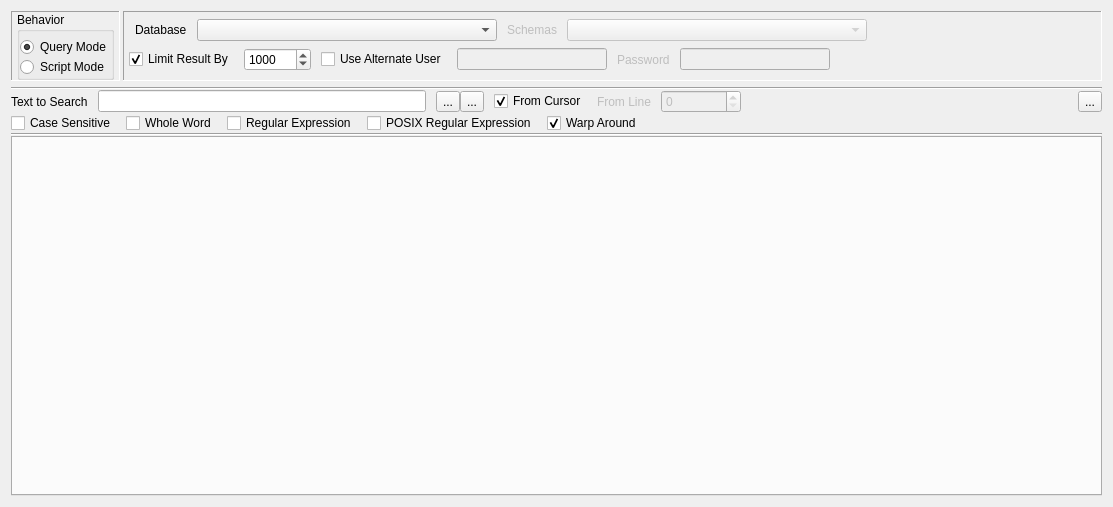
Qt form GUI/pgdbatool/sqltool.ui (marcotcal/PG-DBA-Tools) before a commit.
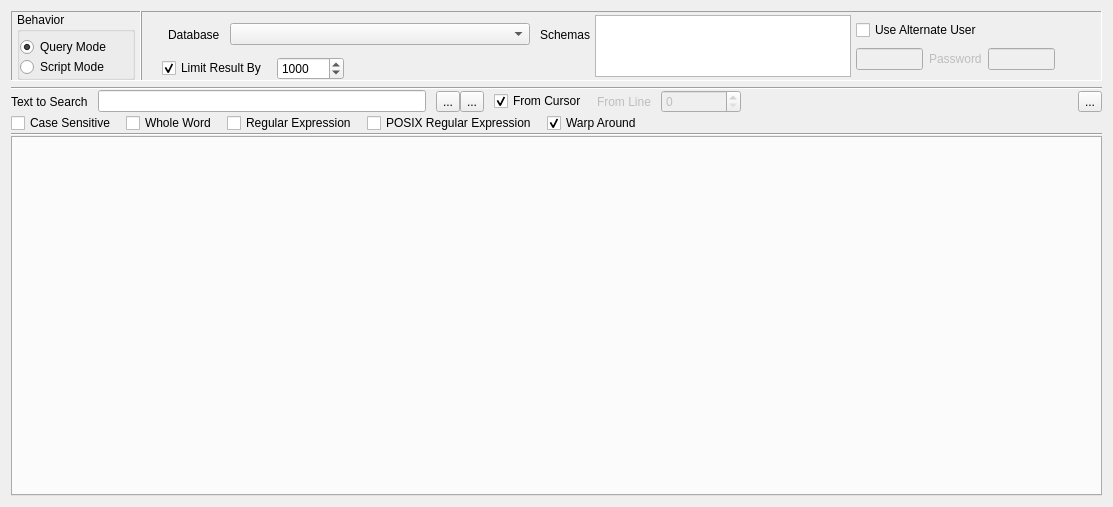
The same form after that commit. Icons and pictures are not drawn.

Commit message: Schemas on SqlTools

```diff
--- a/GUI/pgdbatool/sqltool.ui
+++ b/GUI/pgdbatool/sqltool.ui
@@ -34,9 +34,9 @@
      <property name="frameShadow">
       <enum>QFrame::Raised</enum>
      </property>
-     <layout class="QHBoxLayout" name="horizontalLayout" stretch="0,1">
+     <layout class="QHBoxLayout" name="horizontalLayout_7">
       <property name="spacing">
-       <number>3</number>
+       <number>0</number>
       </property>
       <property name="leftMargin">
        <number>0</number>
@@ -52,9 +52,15 @@
       </property>
       <item>
        <widget class="QFrame" name="frame_2">
+        <property name="sizePolicy">
+         <sizepolicy hsizetype="Preferred" vsizetype="Preferred">
+          <horstretch>0</horstretch>
+          <verstretch>0</verstretch>
+         </sizepolicy>
+        </property>
         <property name="minimumSize">
          <size>
-          <width>20</width>
+          <width>130</width>
           <height>0</height>
          </size>
         </property>
@@ -135,30 +141,44 @@
         <property name="frameShadow">
          <enum>QFrame::Sunken</enum>
         </property>
+        <layout class="QHBoxLayout" name="horizontalLayout" stretch="0,0,1">
+         <property name="spacing">
+          <number>0</number>
+         </property>
+         <property name="leftMargin">
+          <number>0</number>
+         </property>
+         <property name="topMargin">
+          <number>0</number>
+         </property>
+         <property name="rightMargin">
+          <number>0</number>
+         </property>
+         <property name="bottomMargin">
+          <number>0</number>
+         </property>
+         <item>
         <layout class="QVBoxLayout" name="verticalLayout_6">
          <property name="spacing">
           <number>0</number>
          </property>
          <property name="leftMargin">
-          <number>5</number>
-         </property>
-         <property name="topMargin">
-          <number>0</number>
+            <number>20</number>
          </property>
          <property name="rightMargin">
           <number>5</number>
          </property>
-         <property name="bottomMargin">
-          <number>0</number>
-         </property>
          <item>
-          <layout class="QHBoxLayout" name="horizontalLayout_6" stretch="0,0,0,0,1">
+            <layout class="QHBoxLayout" name="horizontalLayout_6" stretch="0,0,0">
            <property name="spacing">
             <number>10</number>
            </property>
            <property name="leftMargin">
             <number>6</number>
            </property>
+             <property name="topMargin">
+              <number>0</number>
+             </property>
            <item>
             <widget class="QLabel" name="label">
              <property name="text">
@@ -183,45 +203,19 @@
             </widget>
            </item>
            <item>
-            <widget class="QLabel" name="lb_schema">
-             <property name="enabled">
-              <bool>false</bool>
-             </property>
+              <widget class="QLabel" name="label_3">
              <property name="text">
               <string>Schemas</string>
              </property>
-            </widget>
-           </item>
-           <item>
-            <widget class="QComboBox" name="schema_list">
-             <property name="enabled">
-              <bool>false</bool>
-             </property>
-             <property name="minimumSize">
-              <size>
-               <width>300</width>
-               <height>0</height>
-              </size>
-             </property>
-            </widget>
-           </item>
-           <item>
-            <spacer name="horizontalSpacer">
-             <property name="orientation">
-              <enum>Qt::Horizontal</enum>
-             </property>
-             <property name="sizeHint" stdset="0">
-              <size>
-               <width>40</width>
-               <height>20</height>
-              </size>
-             </property>
-            </spacer>
-           </item>
+               <property name="alignment">
+                <set>Qt::AlignLeading|Qt::AlignLeft|Qt::AlignVCenter</set>
+               </property>
+              </widget>
+             </item>
           </layout>
          </item>
          <item>
-          <layout class="QHBoxLayout" name="horizontalLayout_5" stretch="0,0,0,0,0,0,0,1,0">
+            <layout class="QHBoxLayout" name="horizontalLayout_5" stretch="0,0,0">
            <property name="spacing">
             <number>10</number>
            </property>
@@ -261,6 +255,66 @@
             </widget>
            </item>
            <item>
+              <spacer name="horizontalSpacer_4">
+               <property name="orientation">
+                <enum>Qt::Horizontal</enum>
+               </property>
+               <property name="sizeHint" stdset="0">
+                <size>
+                 <width>40</width>
+                 <height>20</height>
+                </size>
+               </property>
+              </spacer>
+             </item>
+            </layout>
+           </item>
+          </layout>
+         </item>
+         <item>
+          <layout class="QVBoxLayout" name="verticalLayout_7">
+           <property name="spacing">
+            <number>0</number>
+           </property>
+           <property name="leftMargin">
+            <number>0</number>
+           </property>
+           <property name="topMargin">
+            <number>3</number>
+           </property>
+           <property name="rightMargin">
+            <number>5</number>
+           </property>
+           <property name="bottomMargin">
+            <number>3</number>
+           </property>
+           <item>
+            <widget class="QListWidget" name="schema_list">
+             <property name="sizePolicy">
+              <sizepolicy hsizetype="MinimumExpanding" vsizetype="Ignored">
+               <horstretch>0</horstretch>
+               <verstretch>0</verstretch>
+              </sizepolicy>
+             </property>
+             <property name="selectionMode">
+              <enum>QAbstractItemView::MultiSelection</enum>
+             </property>
+            </widget>
+           </item>
+          </layout>
+         </item>
+         <item>
+          <layout class="QVBoxLayout" name="verticalLayout_8">
+           <property name="spacing">
+            <number>0</number>
+           </property>
+           <property name="topMargin">
+            <number>0</number>
+           </property>
+           <property name="rightMargin">
+            <number>10</number>
+           </property>
+           <item>
             <widget class="QCheckBox" name="ck_use_alternate_user">
              <property name="text">
               <string>Use Alternate User</string>
@@ -268,6 +322,17 @@
             </widget>
            </item>
            <item>
+            <layout class="QHBoxLayout" name="horizontalLayout_4">
+             <property name="spacing">
+              <number>6</number>
+             </property>
+             <property name="leftMargin">
+              <number>0</number>
+             </property>
+             <property name="rightMargin">
+              <number>0</number>
+             </property>
+             <item>
             <widget class="QLineEdit" name="ed_user">
              <property name="enabled">
               <bool>false</bool>
@@ -310,7 +375,7 @@
             </widget>
            </item>
            <item>
-            <spacer name="horizontalSpacer_4">
+              <spacer name="horizontalSpacer">
              <property name="orientation">
               <enum>Qt::Horizontal</enum>
              </property>
@@ -322,25 +387,6 @@
              </property>
             </spacer>
            </item>
-           <item>
-            <widget class="QWidget" name="led_connected" native="true">
-             <property name="minimumSize">
-              <size>
-               <width>12</width>
-               <height>12</height>
-              </size>
-             </property>
-             <property name="maximumSize">
-              <size>
-               <width>12</width>
-               <height>12</height>
-              </size>
-             </property>
-             <property name="toolTipDuration">
-              <number>-9</number>
-             </property>
-            </widget>
-           </item>
            <item>
             <widget class="QWidget" name="led_transaction" native="true">
              <property name="minimumSize">
@@ -359,6 +405,27 @@
               <string notr="true"/>
              </property>
             </widget>
+             </item>
+             <item>
+              <widget class="QWidget" name="led_connected" native="true">
+               <property name="minimumSize">
+                <size>
+                 <width>12</width>
+                 <height>12</height>
+                </size>
+               </property>
+               <property name="maximumSize">
+                <size>
+                 <width>12</width>
+                 <height>12</height>
+                </size>
+               </property>
+               <property name="toolTipDuration">
+                <number>-9</number>
+               </property>
+              </widget>
+             </item>
+            </layout>
            </item>
           </layout>
          </item>
```
Lines whose indentation alone changed are shown as unchanged. The commit also changes 3 other files.
